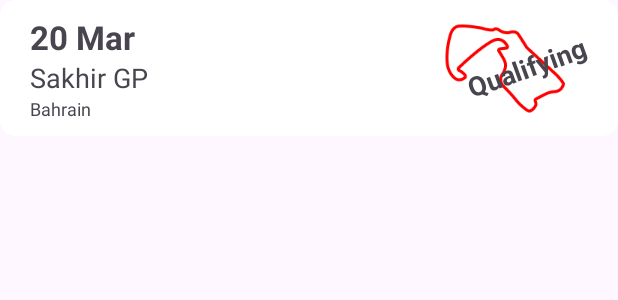
After one commit to freelanxer/ArchApp, an Android app: the layout list_item_session.xml on its own in the app's theme, with its tools: preview values and no code run, on a phone screen of 412 x 824 dp. The commit adds this screen. Shown: the top 300 px of the screen. Run offline under Robolectric (Android 15) with nearby library versions, the phone set to English and light mode, and no system bars.

Commit message:
實作賽道列表

```diff
--- a/app/build.gradle.kts
+++ b/app/build.gradle.kts
@@ -66,6 +66,8 @@ dependencies {
     kapt("com.google.dagger:hilt-compiler:2.48")
     androidTestImplementation("com.google.dagger:hilt-android-testing:2.48")
     kaptAndroidTest("com.google.dagger:hilt-android-compiler:2.48")
+    // Coil
+    implementation("io.coil-kt:coil:2.6.0")
 }
 
 // Allow references to generated code
--- a/app/src/main/java/com/freelanxer/archapp/ui/session/SessionViewModel.kt
+++ b/app/src/main/java/com/freelanxer/archapp/ui/session/SessionViewModel.kt
@@ -5,6 +5,7 @@ import androidx.lifecycle.MutableLiveData
 import androidx.lifecycle.viewModelScope
 import com.freelanxer.archapp.data.DataRepositoryResource
 import com.freelanxer.archapp.data.Resource
+import com.freelanxer.archapp.data.dto.Session
 import com.freelanxer.archapp.data.dto.SessionListModel
 import com.freelanxer.archapp.ui.base.BaseViewModel
 import dagger.hilt.android.lifecycle.HiltViewModel
@@ -15,6 +16,9 @@ import javax.inject.Inject
 class SessionViewModel @Inject constructor(
     private val dataRepository: DataRepositoryResource,
 ): BaseViewModel() {
+
+    private val sessionClickedLiveDataPrivate = MutableLiveData<Session>()
+    val sessionClickedLiveData: LiveData<Session> get() = sessionClickedLiveDataPrivate
 
     private val sessionListLiveDataPrivate = MutableLiveData<Resource<SessionListModel>>()
     val sessionListLiveData: LiveData<Resource<SessionListModel>> get() = sessionListLiveDataPrivate
--- a/app/src/main/res/layout/activity_session.xml
+++ b/app/src/main/res/layout/activity_session.xml
@@ -2,6 +2,7 @@
 <LinearLayout xmlns:android="http://schemas.android.com/apk/res/android"
     android:layout_width="match_parent"
     android:layout_height="match_parent"
+    xmlns:tools="http://schemas.android.com/tools"
     android:orientation="vertical">
 
     <include
@@ -16,7 +17,9 @@
         <androidx.recyclerview.widget.RecyclerView
             android:id="@+id/session_list_rv"
             android:layout_width="match_parent"
-            android:layout_height="match_parent"/>
+            android:layout_height="match_parent"
+            android:paddingHorizontal="@dimen/activity_horizontal_padding"
+            tools:listitem="@layout/list_item_session"/>
 
     </androidx.swiperefreshlayout.widget.SwipeRefreshLayout>
 
--- /dev/null
+++ b/app/src/main/res/layout/list_item_session.xml
@@ -0,0 +1,68 @@
+<?xml version="1.0" encoding="utf-8"?>
+<androidx.cardview.widget.CardView xmlns:android="http://schemas.android.com/apk/res/android"
+    xmlns:tools="http://schemas.android.com/tools"
+    xmlns:app="http://schemas.android.com/apk/res-auto"
+    android:layout_width="match_parent"
+    android:layout_height="wrap_content"
+    android:layout_marginBottom="10dp"
+    app:cardCornerRadius="@dimen/card_view_radius_10">
+
+    <RelativeLayout
+        android:layout_width="match_parent"
+        android:layout_height="wrap_content"
+        android:paddingHorizontal="20dp"
+        android:paddingVertical="10dp">
+
+        <LinearLayout
+            android:layout_width="wrap_content"
+            android:layout_height="wrap_content"
+            android:layout_centerVertical="true"
+            android:layout_alignParentStart="true"
+            android:orientation="vertical">
+
+            <TextView
+                android:id="@+id/date_time_tv"
+                android:layout_width="wrap_content"
+                android:layout_height="wrap_content"
+                android:textStyle="bold"
+                android:textSize="@dimen/text_size_22"
+                tools:text="20 Mar"/>
+
+            <TextView
+                android:id="@+id/circuit_tv"
+                android:layout_width="wrap_content"
+                android:layout_height="wrap_content"
+                android:textSize="@dimen/text_size_18"
+                tools:text="Sakhir GP"/>
+
+            <TextView
+                android:id="@+id/country_tv"
+                android:layout_width="wrap_content"
+                android:layout_height="wrap_content"
+                android:textSize="@dimen/text_size_12"
+                tools:text="Bahrain"/>
+
+        </LinearLayout>
+
+        <ImageView
+            android:id="@+id/circuit_iv"
+            android:layout_width="wrap_content"
+            android:layout_height="wrap_content"
+            android:layout_centerVertical="true"
+            android:layout_alignParentEnd="true"
+            tools:src="@drawable/ic_circuit_002"/>
+
+        <TextView
+            android:id="@+id/session_name_tv"
+            android:layout_width="wrap_content"
+            android:layout_height="wrap_content"
+            android:layout_centerVertical="true"
+            android:layout_alignEnd="@id/circuit_iv"
+            android:textStyle="bold"
+            android:textSize="@dimen/text_size_18"
+            android:rotation="-20"
+            tools:text="Qualifying"/>
+
+    </RelativeLayout>
+
+</androidx.cardview.widget.CardView>
--- a/app/src/main/res/values/dimens.xml
+++ b/app/src/main/res/values/dimens.xml
@@ -8,4 +8,11 @@
     <dimen name="text_size_22">22sp</dimen>
     <dimen name="text_size_24">24sp</dimen>
     <dimen name="text_size_26">26sp</dimen>
+
+    <dimen name="activity_horizontal_padding">20dp</dimen>
+
+    <!--Card View-->
+    <dimen name="card_view_radius_10">10dp</dimen>
+    <dimen name="card_view_radius_15">15dp</dimen>
+
 </resources>
--- a/app/src/main/res/values/strings.xml
+++ b/app/src/main/res/values/strings.xml
@@ -3,4 +3,6 @@
 
     <string name="feature_sessions">Sessions</string>
 
+    <string name="session_gp_param">%s GP</string>
+
 </resources>
```
Also changed, not shown: app/src/main/java/com/freelanxer/archapp/data/dto/Session.kt (+16 -1 lines), app/src/main/java/com/freelanxer/archapp/ui/session/SessionActivity.kt (+22 -2 lines), app/src/main/java/com/freelanxer/archapp/ui/session/adapter/SessionListAdapter.kt (added, +89 -0 lines), app/src/main/res/layout/inc_title_header.xml (+18 -5 lines).
